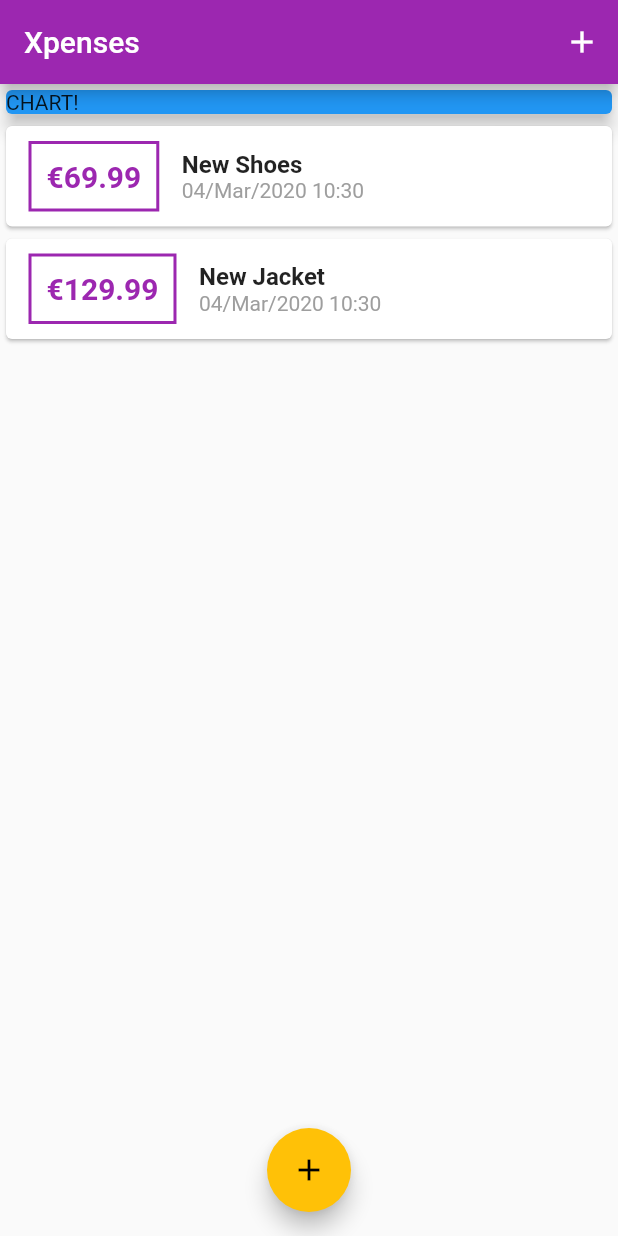
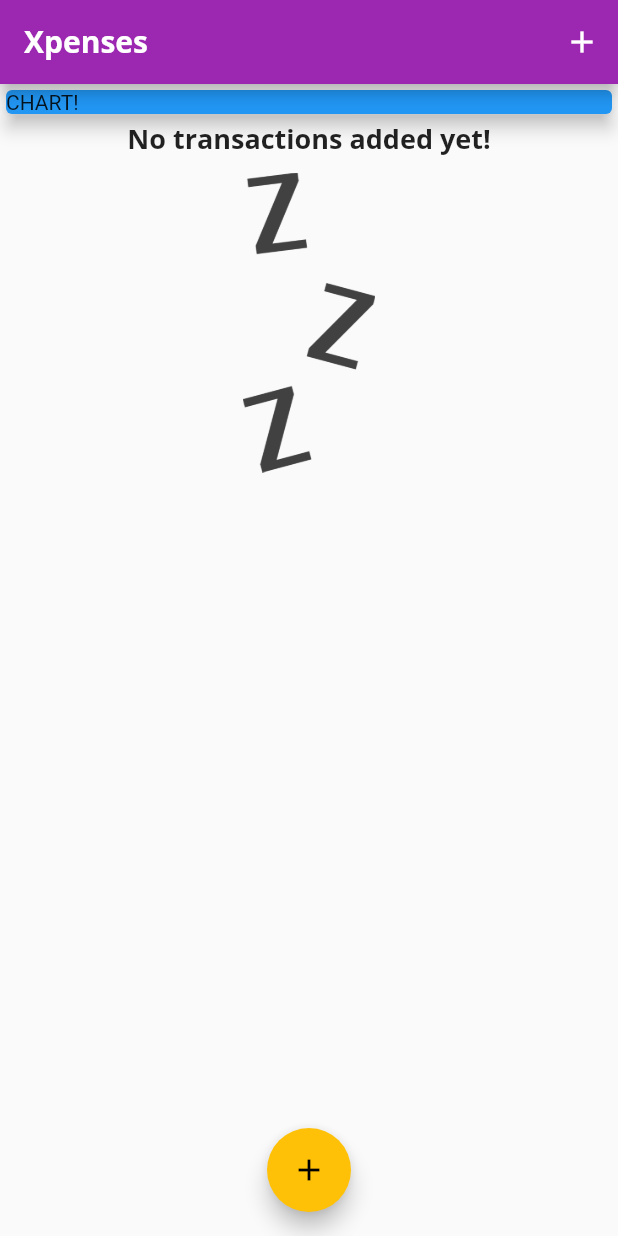
Before and after one commit to antoniocasto/Xpenses, a Flutter app: the screen it shows after launch, on a phone screen of 412 x 824 dp. Run offline on Flutter 3.47's test engine with Material 2 defaults, Android fonts, the phone set to English and light mode, and no system bars.

Commit message:
end of lesson 33 - adding images

```diff
--- a/lib/main.dart
+++ b/lib/main.dart
@@ -13,9 +13,25 @@ class MyApp extends StatelessWidget {
       title: 'Xpenses',
       theme: ThemeData(
         //gestione del tema globale dell'app
-        primarySwatch: Colors
-            .purple, //oltre al colore genera le relative ombre per i widget a dispetto del primaryColor
+        primarySwatch: Colors.purple,
         accentColor: Colors.amber,
+        fontFamily: 'Quicksand',
+        textTheme: ThemeData.light().textTheme.copyWith(
+              title: TextStyle(
+                fontFamily: 'OpenSans',
+                fontWeight: FontWeight.bold,
+                fontSize: 18,
+              ),
+            ),
+        appBarTheme: AppBarTheme(
+          textTheme: ThemeData.light().textTheme.copyWith(
+                title: TextStyle(
+                  fontFamily: 'OpenSans',
+                  fontSize: 20,
+                  fontWeight: FontWeight.bold,
+                ),
+              ),
+        ),
       ),
       home: MyHomePage(),
     );
@@ -29,10 +45,10 @@ class MyHomePage extends StatefulWidget {
 
 class _MyHomePageState extends State<MyHomePage> {
   final List<Transaction> _userTransactions = [
-    Transaction(
-        id: 't1', title: 'New Shoes', amount: 69.99, date: DateTime.now()),
-    Transaction(
-        id: 't2', title: 'New Jacket', amount: 129.99, date: DateTime.now()),
+    // Transaction( //Hardcoded data
+    //     id: 't1', title: 'New Shoes', amount: 69.99, date: DateTime.now()),
+    // Transaction(
+    //     id: 't2', title: 'New Jacket', amount: 129.99, date: DateTime.now()),
   ];
 
   void _addNewTransaction(String title, double amount) {
@@ -65,7 +81,10 @@ class _MyHomePageState extends State<MyHomePage> {
   Widget build(BuildContext context) {
     return Scaffold(
       appBar: AppBar(
-        title: Text('Xpenses'),
+        title: Text(
+          'Xpenses',
+          style: TextStyle(fontFamily: 'OpenSans'),
+        ),
         actions: <Widget>[
           IconButton(
             icon: Icon(Icons.add),
--- a/lib/widgets/transaction_list.dart
+++ b/lib/widgets/transaction_list.dart
@@ -11,7 +11,26 @@ class TransactionList extends StatelessWidget {
   Widget build(BuildContext context) {
     return Container(
       height: 600,
-      child: ListView.builder(
+      child: transactions.isEmpty
+          ? Column(
+              children: <Widget>[
+                Text(
+                  'No transactions added yet!',
+                  style: Theme.of(context).textTheme.title,
+                ),
+                SizedBox(
+                  height: 10,
+                ),
+                Container(
+                  height: 200,
+                  child: Image.asset(
+                    'assets/images/waiting.png',
+                    fit: BoxFit.cover,
+                  ),
+                ),
+              ],
+            )
+          : ListView.builder(
               itemCount: transactions.length, //quanti item
               //costruttore dell'item con context e indice dell'item
               itemBuilder: (context, index) {
@@ -42,10 +61,7 @@ class TransactionList extends StatelessWidget {
                         children: <Widget>[
                           Text(
                             transactions[index].title,
-                      style: TextStyle(
-                        fontSize: 16,
-                        fontWeight: FontWeight.bold,
-                      ),
+                            style: Theme.of(context).textTheme.title,
                           ),
                           Text(
                             DateFormat('dd/MMM/yyyy hh:mm')
```
Also changed, not shown: pubspec.yaml (+15 -1 lines), assets/fonts/OpenSans-Bold.ttf (added), assets/fonts/OpenSans-Regular.ttf (added), assets/fonts/Quicksand-Bold.ttf (added), assets/fonts/Quicksand-Light.ttf (added), assets/fonts/Quicksand-Medium.ttf (added), assets/fonts/Quicksand-Regular.ttf (added), assets/images/waiting.png (added), 28 other files. Lines whose indentation alone changed are shown as unchanged.
